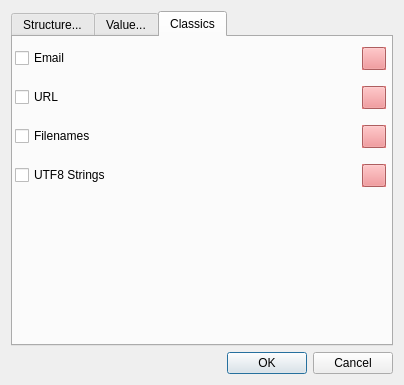
This is haystack/gui/searchStruct.ui in trolldbois/python-haystack as Qt 5 draws it before an edit. The edited form follows.
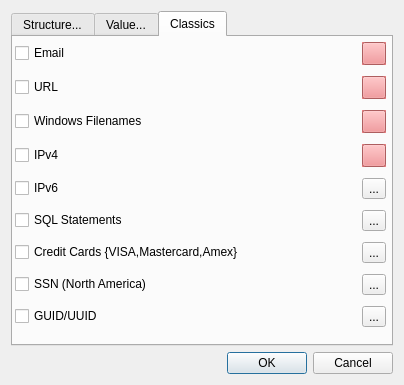
This is the edited form.

Commit message: adding other classics

Diff of the .ui file:
```diff
--- a/haystack/gui/searchStruct.ui
+++ b/haystack/gui/searchStruct.ui
@@ -133,7 +133,7 @@
            <x>2</x>
            <y>0</y>
            <width>371</width>
-           <height>161</height>
+           <height>301</height>
           </rect>
          </property>
          <layout class="QGridLayout" name="gridLayout_4">
@@ -606,14 +606,14 @@
           <item row="2" column="0">
            <widget class="QCheckBox" name="checkBox_file">
             <property name="text">
-             <string>Filenames</string>
+             <string>Windows Filenames</string>
             </property>
            </widget>
           </item>
           <item row="3" column="0">
            <widget class="QCheckBox" name="checkBox_utf8">
             <property name="text">
-             <string>UTF8 Strings</string>
+             <string>IPv4</string>
             </property>
            </widget>
           </item>
@@ -1973,6 +1973,76 @@
             </property>
            </widget>
           </item>
+          <item row="4" column="0">
+           <widget class="QCheckBox" name="checkBox_ipv6">
+            <property name="text">
+             <string>IPv6</string>
+            </property>
+           </widget>
+          </item>
+          <item row="4" column="1">
+           <widget class="QToolButton" name="toolButton_ipv6">
+            <property name="text">
+             <string>...</string>
+            </property>
+           </widget>
+          </item>
+          <item row="5" column="0">
+           <widget class="QCheckBox" name="checkBox_sql">
+            <property name="text">
+             <string>SQL Statements</string>
+            </property>
+           </widget>
+          </item>
+          <item row="5" column="1">
+           <widget class="QToolButton" name="toolButton_sql">
+            <property name="text">
+             <string>...</string>
+            </property>
+           </widget>
+          </item>
+          <item row="6" column="0">
+           <widget class="QCheckBox" name="checkBox_cc">
+            <property name="text">
+             <string>Credit Cards {VISA,Mastercard,Amex}</string>
+            </property>
+           </widget>
+          </item>
+          <item row="6" column="1">
+           <widget class="QToolButton" name="toolButton_cc">
+            <property name="text">
+             <string>...</string>
+            </property>
+           </widget>
+          </item>
+          <item row="7" column="0">
+           <widget class="QCheckBox" name="checkBox_ssn">
+            <property name="text">
+             <string>SSN (North America)</string>
+            </property>
+           </widget>
+          </item>
+          <item row="7" column="1">
+           <widget class="QToolButton" name="toolButton_ssn">
+            <property name="text">
+             <string>...</string>
+            </property>
+           </widget>
+          </item>
+          <item row="8" column="0">
+           <widget class="QCheckBox" name="checkBox_guid">
+            <property name="text">
+             <string>GUID/UUID</string>
+            </property>
+           </widget>
+          </item>
+          <item row="8" column="1">
+           <widget class="QToolButton" name="toolButton_guid">
+            <property name="text">
+             <string>...</string>
+            </property>
+           </widget>
+          </item>
          </layout>
         </widget>
        </widget>
```
Left out of the diff: 8 changed lines with no effect on the pictures. The commit also changes 1 other file.
